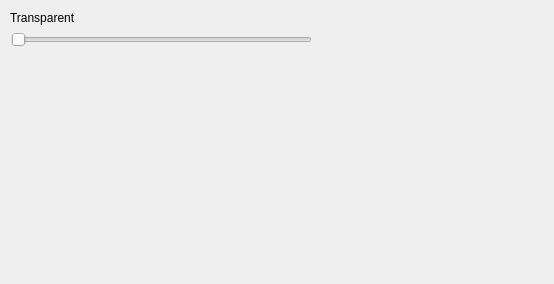
Above: ClocksSettings.ui from Roker2/ClocksOnWindows before the change. Below: the same form after it.
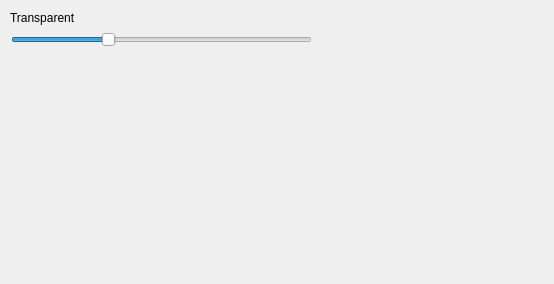
That is the form after the change.

Commit message: Delete test slider and switch changing transparent to settings

Diff of the .ui file:
```diff
--- a/ClocksSettings.ui
+++ b/ClocksSettings.ui
@@ -25,6 +25,9 @@
    <property name="maximum">
     <number>255</number>
    </property>
+   <property name="value">
+    <number>80</number>
+   </property>
    <property name="orientation">
     <enum>Qt::Horizontal</enum>
    </property>
```
Left out of the diff: 2 changed lines with no effect on the pictures. The commit also changes 5 other files.
